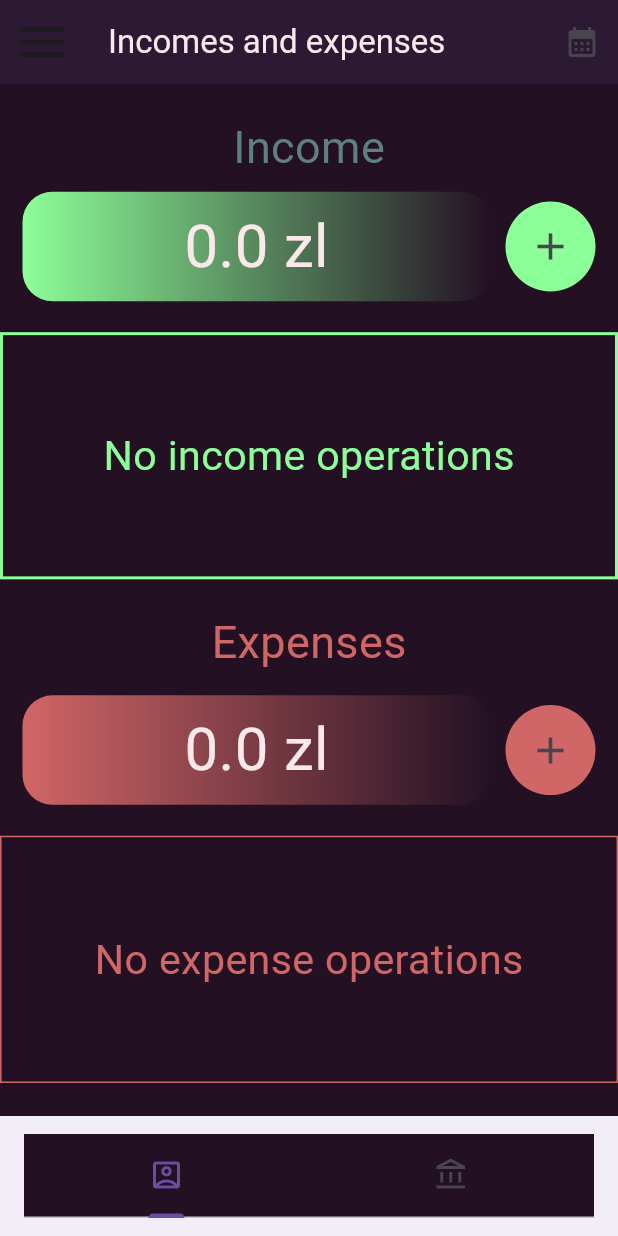
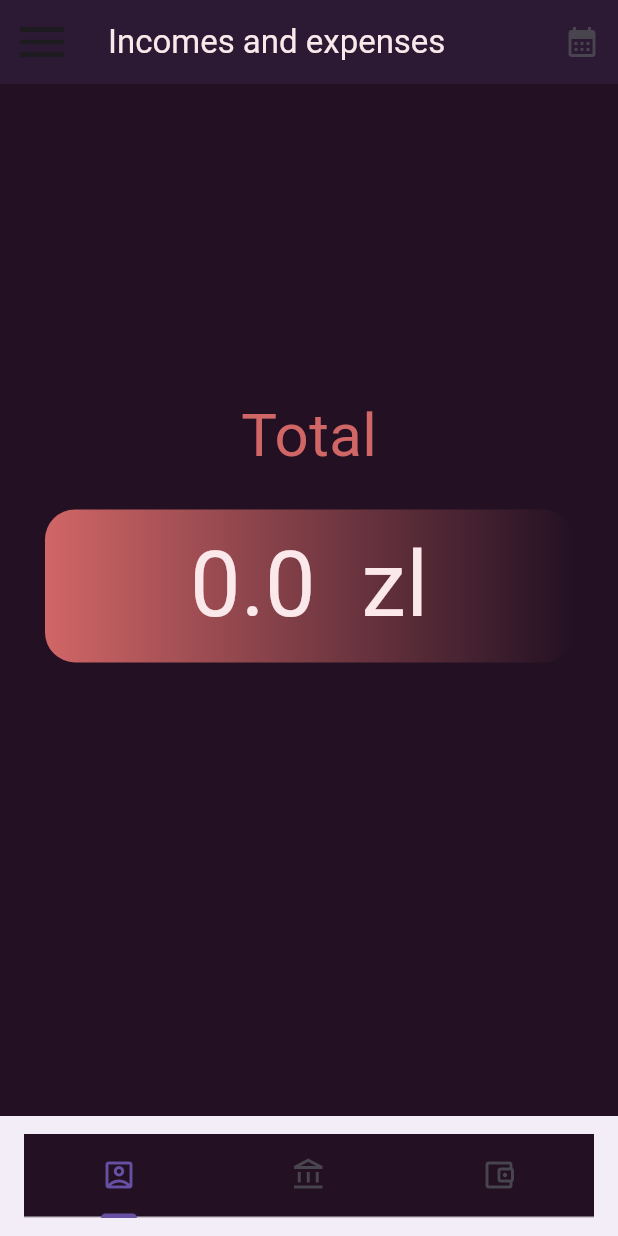
Before and after one commit to eugene817/income_and_expenses_app, a Flutter app: the homescreen screen opened directly, on a phone screen of 412 x 824 dp. Run offline on Flutter 3.47's test engine with Material 3 defaults, Android fonts, the phone set to English and light mode, and no system bars; our stand-ins replace sqflite; missing offline and left inert: dropdown_model_list; accounts and stored records are empty.

Commit message:
ostatnia minimalna

```diff
--- a/income_and_expenses_app/lib/homescreen.dart
+++ b/income_and_expenses_app/lib/homescreen.dart
@@ -81,23 +81,13 @@ void updateDropListModel(String type) {
       });
     }
 
-    DropListModel dropListModel = DropListModel([
-    OptionItem(id: "1", title: "income1"),
-    OptionItem(id: "2", title: "income2"),
-    OptionItem(id: "3", title: "income3"),
-    OptionItem(id: "4", title: "income4"),
-    OptionItem(id: "5", title: "income5"),
-    OptionItem(id: "6", title: "income6"),
-    OptionItem(id: "7", title: "income7"),
-    OptionItem(id: "8", title: "income8"),
-    OptionItem(id: "9", title: "income9"),
-    OptionItem(id: "10", title: "income10"),
-  ]);
+    DropListModel dropListModel = DropListModel([]);
 
   OptionItem optionItemSelected = OptionItem(title: "Select category");
 
     //show add dialog to add operations //right now without categories
     Future<void> _showAddDialog(BuildContext context, bool isIncome) async {
+    category_to_add = "empty";
     TextEditingController _textEditingController = TextEditingController();
     updateDropListModel(isIncome ? "Income" : "Expense");
     return showDialog<void>(
@@ -210,15 +200,6 @@ void updateDropListModel(String type) {
                   }
 
                   Navigator.of(context).pop();
-
-                  isIncome ? _scrollControllerIncome.animateTo(
-                    _scrollControllerIncome.position.maxScrollExtent,
-                    duration: Duration(milliseconds: 300),
-                    curve: Curves.easeOut,
-                  ) : _scrollControllerExpense.animateTo(
-                    _scrollControllerIncome.position.maxScrollExtent,
-                    duration: Duration(milliseconds: 300),
-                    curve: Curves.easeOut, );
                 },
               ),
             ),
@@ -346,7 +327,7 @@ void updateDropListModel(String type) {
     var screenSize = MediaQuery.of(context).size;
     return
     DefaultTabController (
-    length: 2,
+    length: 3,
     child: Scaffold(
 
       appBar: AppBar(
@@ -427,6 +408,7 @@ void updateDropListModel(String type) {
 
       body: TabBarView(
       children: [
+        mainScreen3(context, screenSize),
         mainScreen1(context, screenSize),
         mainScreen2(context, screenSize),
       ]
@@ -438,6 +420,7 @@ void updateDropListModel(String type) {
                   tabs: [
                 Tab(icon: Icon(Icons.account_box_outlined)),
                 Tab(icon: Icon(Icons.account_balance_outlined)),
+                Tab(icon: Icon(Icons.account_balance_wallet_outlined)),
                   ],
         ),
       )
@@ -837,15 +820,50 @@ void updateDropListModel(String type) {
   }
 
   Scaffold mainScreen3(BuildContext context, Size screenSize) {
+    var total = double.parse(income) - double.parse(expenses);
     return Scaffold(
       backgroundColor: Color2,
-      body: Center(
+      body:
+        Center(
+          child: Column(
+            children: [
+              SizedBox(height: screenSize.height / 4,),
+              Text(
+                  "Total",
+                  style: TextStyle(
+                    color: (total > 0) ? Color5 : Color3,
+                    fontSize: 40,
+                  ),
+                ),
+                SizedBox(height: screenSize.height / 40,),
+              Container(
+                constraints: BoxConstraints(
+                  minWidth: screenSize.width - 100,
+                  maxWidth: screenSize.width - 60,
+                ),
+                decoration: BoxDecoration(
+                  borderRadius: BorderRadius.circular(20),
+                  gradient: LinearGradient(
+                    begin: Alignment.centerLeft,
+                    end: Alignment.centerRight,
+                    colors: (total > 0) ? ([Color1, Color2]) : ([Color3, Color2]),
+                    )
+                ),
+                child: Padding(
+                  padding: const EdgeInsets.all(8.0),
+                  child: Center(
                     child: Text(
-          "mainScreen3",
+                      "${total} $currency",
                       style: TextStyle(
                         color: Color4,
-            fontSize: 50
+                        fontSize: 60
                       ),
+
+                      )
+                    ),
+                ),
+              ),
+            ],
           ),
         ),
       );
--- a/income_and_expenses_app/lib/main.dart
+++ b/income_and_expenses_app/lib/main.dart
@@ -1,14 +1,13 @@
 import 'package:flutter/material.dart';
 // import 'package:income_and_expenses_app/homescreen.dart';
-// import 'package:income_and_expenses_app/loginscreen.dart';
+import 'package:income_and_expenses_app/loginscreen.dart';
 import 'package:income_and_expenses_app/homescreen.dart';
-var currentUserId;
 
 void main() {
   runApp(
      MaterialApp(
       title: 'income_and_expenses_app',
-      home: homescreen(),
+      home: loginscreen(),
       debugShowCheckedModeBanner: false,
     ),
   );
--- a/income_and_expenses_app/pubspec.yaml
+++ b/income_and_expenses_app/pubspec.yaml
@@ -41,7 +41,7 @@ dev_dependencies:
 flutter_icons:
   android: "launcher_icon"
   ios: true
-  image_path: "appicon.jpg"
+  image_path: "assets/images/appicon1.png"
 
 
   # The "flutter_lints" package below contains a set of recommended lints to
@@ -61,6 +61,8 @@ flutter:
   # included with your application, so that you can use the icons in
   # the material Icons class.
   uses-material-design: true
+  assets:
+    - assets/images/
 
   # To add assets to your application, add an assets section, like this:
   # assets:
```
Also changed, not shown: income_and_expenses_app/appicon.jpg (deleted), income_and_expenses_app/assets/images/appicon.png (added), income_and_expenses_app/assets/images/appicon1.png (added), 23 other files. Lines whose indentation alone changed are shown as unchanged.
